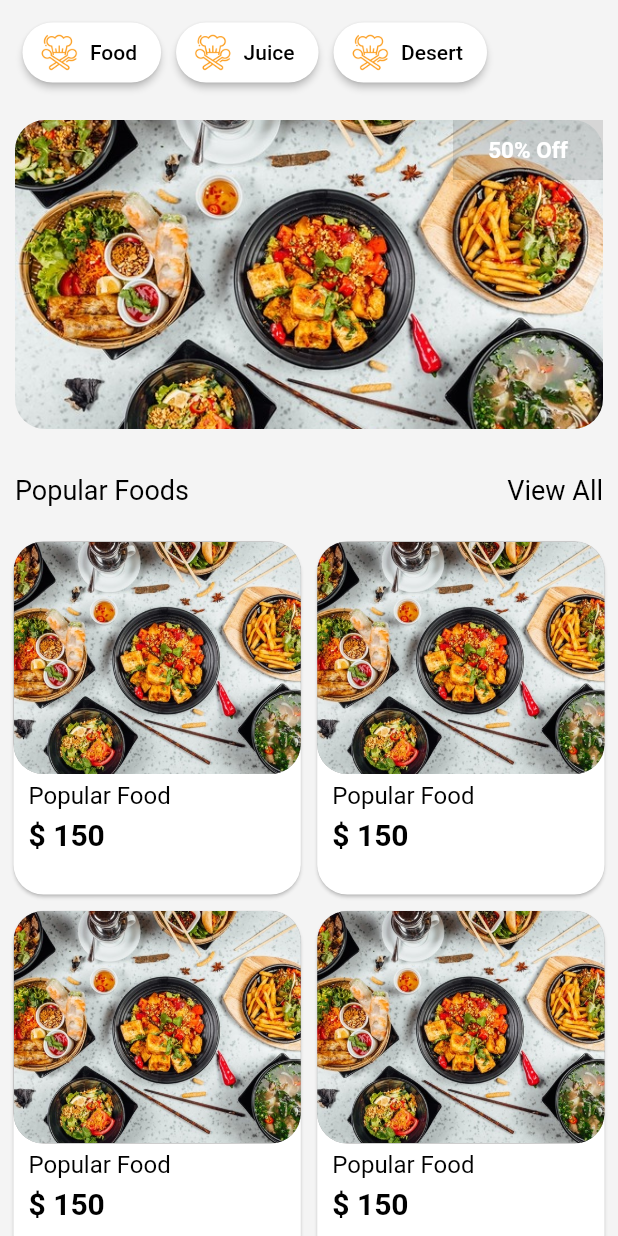
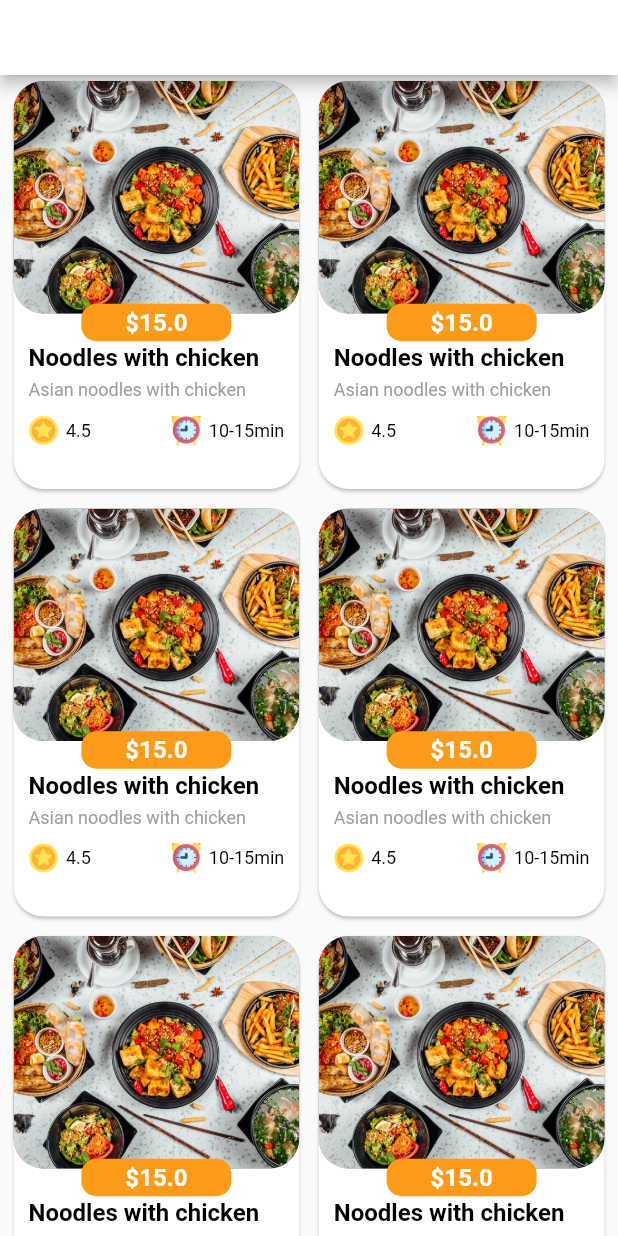
Before and after one commit to Mrvsolutions/snacksnmeals, a Flutter app: the HomeScreen widget shown alone on an empty page, opened directly, after a tap on "Popular Food", on a phone screen of 412 x 824 dp. Run offline on Flutter 3.47's test engine with Material 2 defaults, Android fonts, the phone set to English and light mode, and no system bars; our stand-ins replace curved_navigation_bar, flutter_easyloading, fluttertoast; missing offline and left inert: dart:ffi.

Commit message:
menu page -dnoe

```diff
--- a/lib/pages/HomeScreen.dart
+++ b/lib/pages/HomeScreen.dart
@@ -1,6 +1,7 @@
 import 'package:flutter/material.dart';
 import 'package:flutter/cupertino.dart';
 import 'package:snacksnmeals/Comman/ColorFile.dart';
+import 'package:snacksnmeals/pages/MenuPage.dart';
 
 class HomeScreen extends StatefulWidget {
   const HomeScreen({Key? key}) : super(key: key);
@@ -147,18 +148,20 @@ class _HomeScreenState extends State<HomeScreen> {
                     children: [
                       Text(
                         'Popular Foods',
-                        style: TextStyle(color: BlackColor,fontWeight: FontWeight.w400,fontSize: 18),
+                        style: TextStyle(
+                            color: BlackColor,
+                            fontWeight: FontWeight.w400,
+                            fontSize: 18),
                       ),
                       Text(
                         'View All',
-                        style: TextStyle(color: BlackColor,fontSize: 18),
+                        style: TextStyle(color: BlackColor, fontSize: 18),
                       ),
                     ],
                   )
                 ],
               ),
             ),
-
             Expanded(
               child: Padding(
                 padding: const EdgeInsets.symmetric(horizontal: 5),
@@ -173,11 +176,11 @@ class _HomeScreenState extends State<HomeScreen> {
                     itemBuilder: (context, index) => ItemCard(
                           //  product: products[index],
                           press: () {
-                        // Navigator.push(
-                        //     context,
-                        //     MaterialPageRoute(
-                        //       builder: (context) => ProductDetailPage(),
-                        //     ));
+                            Navigator.push(
+                                context,
+                                MaterialPageRoute(
+                                  builder: (context) => MenuPage(),
+                                ));
                           },
                         )),
               ),
@@ -204,8 +207,7 @@ class ItemCard extends StatelessWidget {
     return GestureDetector(
       onTap: press,
       child: Card(
-        shape: RoundedRectangleBorder(
-            borderRadius: BorderRadius.circular(20)),
+        shape: RoundedRectangleBorder(borderRadius: BorderRadius.circular(20)),
         child: Column(
           crossAxisAlignment: CrossAxisAlignment.start,
           children: <Widget>[
@@ -218,7 +220,7 @@ class ItemCard extends StatelessWidget {
                 color: Colors.grey,
                 borderRadius: BorderRadius.circular(20),
               ),
-              child:  Container(
+              child: Container(
                 decoration: BoxDecoration(
                   image: DecorationImage(
                       fit: BoxFit.cover,
@@ -235,7 +237,9 @@ class ItemCard extends StatelessWidget {
                 // products is out demo list
                 "Popular Food",
                 style: TextStyle(
-                    color: Colors.black,fontSize: 16,),
+                  color: Colors.black,
+                  fontSize: 16,
+                ),
               ),
             ),
             Padding(
@@ -243,7 +247,8 @@ class ItemCard extends StatelessWidget {
               child: Text(
                 "\$ 150",
                 style: TextStyle(
-                    color: Colors.black,fontSize: 20,
+                    color: Colors.black,
+                    fontSize: 20,
                     fontWeight: FontWeight.bold),
               ),
             )
--- /dev/null
+++ b/lib/pages/MenuPage.dart
@@ -0,0 +1,193 @@
+import 'package:flutter/cupertino.dart';
+import 'package:flutter/material.dart';
+import 'package:snacksnmeals/Comman/ColorFile.dart';
+
+import '../AppToolbar.dart';
+
+class MenuPage extends StatefulWidget {
+  const MenuPage({Key? key}) : super(key: key);
+
+  @override
+  _MenuPageState createState() => _MenuPageState();
+}
+
+class _MenuPageState extends State<MenuPage> {
+  late String _titleheading = "Menu";
+
+  @override
+  Widget build(BuildContext context) {
+    return Scaffold(
+      appBar: AppToolbar(context, _titleheading, true),
+      body: Column(
+        children: [
+          Expanded(
+            child: Padding(
+              padding: const EdgeInsets.symmetric(horizontal: 5),
+              child: GridView.builder(
+                  itemCount: 6,
+                  gridDelegate: SliverGridDelegateWithFixedCrossAxisCount(
+                    crossAxisCount: 2,
+                    mainAxisSpacing: 5,
+                    crossAxisSpacing: 5,
+                    childAspectRatio: 0.82,
+                    mainAxisExtent: 280,
+                  ),
+                  itemBuilder: (context, index) => ItemCard(
+                        //  product: products[index],
+                        press: () {
+                          // Navigator.push(
+                          //     context,
+                          //     MaterialPageRoute(
+                          //       builder: (context) => ProductDetailPage(),
+                          //     ));
+                        },
+                      )),
+            ),
+          ),
+        ],
+      ),
+    );
+  }
+}
+
+class ItemCard extends StatelessWidget {
+//  final Product product;
+  final void Function() press;
+
+  const ItemCard({
+    Key? key,
+    //   required this.product,
+    required this.press,
+  }) : super(key: key);
+
+  @override
+  Widget build(BuildContext context) {
+    return GestureDetector(
+      onTap: press,
+      child: Card(
+        shape: RoundedRectangleBorder(borderRadius: BorderRadius.circular(20)),
+        child: Stack(
+          children: [
+            Column(
+              crossAxisAlignment: CrossAxisAlignment.start,
+              children: <Widget>[
+                Container(
+                  // For  demo we use fixed height  and width
+                  // Now we dont need them
+                  height: 155,
+                  width: MediaQuery.of(context).size.width,
+                  decoration: BoxDecoration(
+                    color: Colors.grey,
+                    borderRadius: BorderRadius.circular(20),
+                  ),
+                  child: Container(
+                    decoration: BoxDecoration(
+                      image: DecorationImage(
+                          fit: BoxFit.cover,
+                          image: AssetImage('assets/food_img.jpeg')),
+                      borderRadius: BorderRadius.all(
+                        Radius.circular(20.0),
+                      ),
+                    ),
+                  ),
+                ),
+                Padding(
+                  padding: const EdgeInsets.fromLTRB(10, 20, 5, 5),
+                  child: Text(
+                    // products is out demo list
+                    "Noodles with chicken",
+                    style: TextStyle(
+                        color: Colors.black,
+                        fontSize: 16,
+                        fontWeight: FontWeight.bold),
+                  ),
+                ),
+                Padding(
+                  padding: const EdgeInsets.fromLTRB(10, 0, 5, 5),
+                  child: Text(
+                    "Asian noodles with chicken",
+                    style: TextStyle(
+                      color: Colors.grey,
+                      fontSize: 12,
+                    ),
+                  ),
+                ),
+                Padding(
+                  padding: const EdgeInsets.fromLTRB(10, 5, 10, 5),
+                  child: Row(
+                    mainAxisAlignment: MainAxisAlignment.spaceBetween,
+                    crossAxisAlignment: CrossAxisAlignment.center,
+                    children: [
+                      Row(
+                        crossAxisAlignment: CrossAxisAlignment.center,
+                        children: [
+                          Container(
+                              height: 20,
+                              width: 20,
+                              child: Image.asset('assets/rating_star.png')),
+                          Padding(
+                            padding: const EdgeInsets.fromLTRB(5, 0, 0, 0),
+                            child: Text(
+                              "4.5",
+                              style: TextStyle(
+                                color: Colors.black,
+                                fontSize: 12,
+                              ),
+                            ),
+                          ),
+                        ],
+                      ),
+                      Row(
+                        crossAxisAlignment: CrossAxisAlignment.center,
+                        children: [
+                          Container(
+                              height: 20,
+                              width: 20,
+                              child: Image.asset('assets/alarm_clock.png')),
+                          Padding(
+                            padding: const EdgeInsets.fromLTRB(5, 0, 0, 0),
+                            child: Text(
+                              "10-15min",
+                              style: TextStyle(
+                                color: Colors.black,
+                                fontSize: 12,
+                              ),
+                            ),
+                          ),
+                        ],
+                      )
+                    ],
+                  ),
+                )
+              ],
+            ),
+            Align(
+              alignment: Alignment.center,
+              child: Padding(
+                padding: const EdgeInsets.all(10),
+                child: Container(
+                  margin: EdgeInsets.only(top: 50),
+                  height: 25,
+                  width: 100,
+                  decoration: BoxDecoration(
+                    color: bgOrangeColor,
+                    borderRadius: BorderRadius.circular(10),
+                  ),
+                  child: Center(
+                    child: Text(
+                      "\$15.0",
+                      style: TextStyle(
+                          color: WhiteColor,
+                          fontSize: 16,
+                          fontWeight: FontWeight.bold),
+                    ),
+                  ),
+                ),
+              ),
+            ),
+          ],
+        ),
+      ),
+    );
+  }
+}
```
Also changed, not shown: assets/alarm_clock.png (added), assets/rating_star.png (added). Lines whose indentation alone changed are shown as unchanged.
